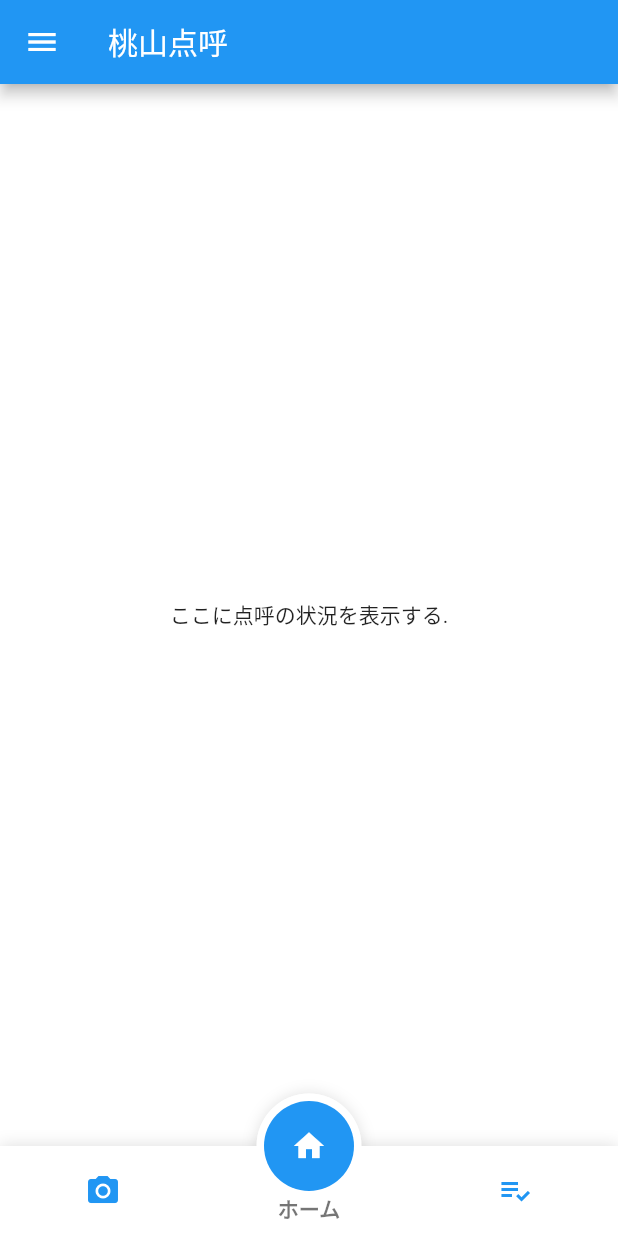
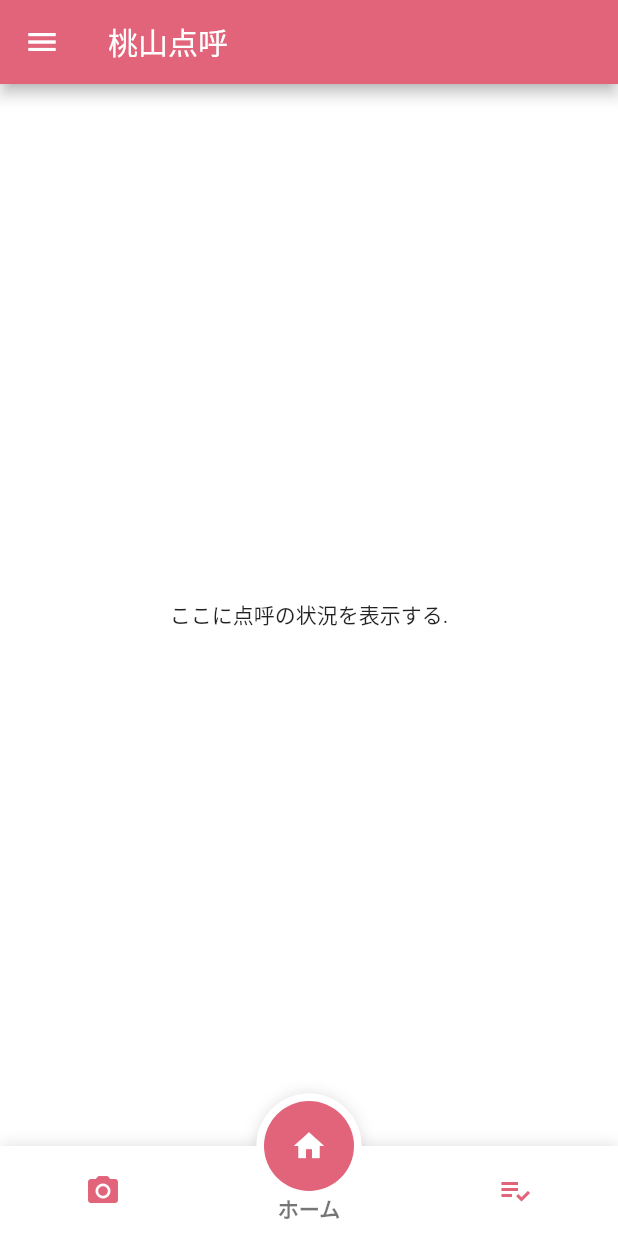
Before and after one commit to azukisiromochi/momoyama_roll_call, a Flutter app: the screen it shows after launch, on a phone screen of 412 x 824 dp. Run offline on Flutter 3.47's test engine with Material 2 defaults, Android fonts, the phone set to English and light mode, and no system bars; drawn by our look-alikes of fancy_bottom_navigation; missing offline and left inert: barcode_scan.

Commit message:
🚧 テーマカラーの変更途中まで

```diff
--- a/lib/components/app.dart
+++ b/lib/components/app.dart
@@ -5,10 +5,26 @@ import 'home/home.dart';
 class App extends StatelessWidget {
   @override
   Widget build(BuildContext context) {
+    const MaterialColor color = const MaterialColor(
+      0xFFE1647B,
+      const <int, Color>{
+        50: const Color(0xFFfbecef),
+        100: const Color(0xFFf6d1d7),
+        200: const Color(0xFFf0b2bd),
+        300: const Color(0xFFea93a3),
+        400: const Color(0xFFe67b8f),
+        500: const Color(0xFFe1647b),
+        600: const Color(0xFFdd5c73),
+        700: const Color(0xFFd95268),
+        800: const Color(0xFFd5485e),
+        900: const Color(0xFFcd364b),
+      },
+    );
+
     return MaterialApp(
       title: 'Flutter Demo',
       theme: ThemeData(
-        primarySwatch: Colors.blue,
+        primarySwatch: color,
         visualDensity: VisualDensity.adaptivePlatformDensity,
       ),
       home: const Home(),
```
